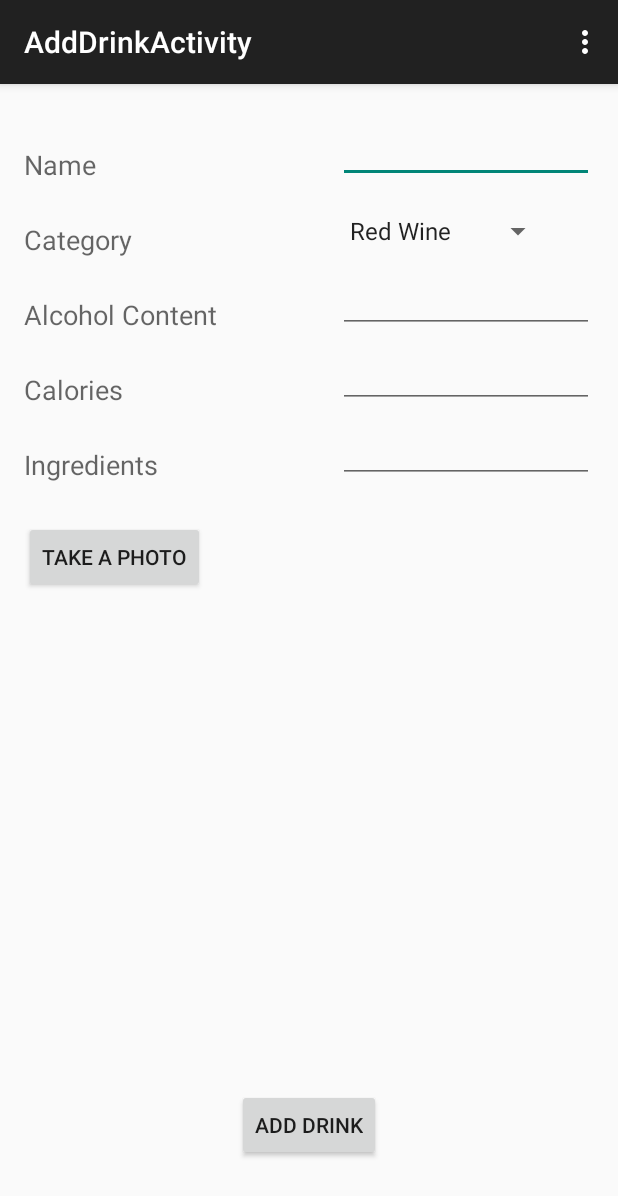
After one commit to tehDugong/BACTracker, an Android app: the AddDrinkActivity screen opened directly, with no data from a screen before it, on a phone screen of 412 x 824 dp. The commit adds this screen. Shown: the top 1196 px of the screen. Run offline under Robolectric (Android 15) with nearby library versions, the phone set to English and light mode, and no system bars.

Commit message:
basic add drink, not database

```diff
--- a/mobile/src/main/AndroidManifest.xml
+++ b/mobile/src/main/AndroidManifest.xml
@@ -9,24 +9,21 @@
         android:theme="@style/AppTheme" >
         <activity
             android:name=".PhoneActivity"
-            android:label="@string/app_name"
-            android:theme="@style/Theme.AppCompat.NoActionBar">
+            android:label="@string/app_name" >
             <intent-filter>
                 <action android:name="android.intent.action.MAIN" />
 
                 <category android:name="android.intent.category.LAUNCHER" />
             </intent-filter>
         </activity>
-
         <activity
             android:name=".DBActivity"
-            android:label="@string/app_name">
+            android:label="@string/app_name" >
             <intent-filter>
                 <action android:name="android.intent.action.MAIN" />
 
                 <category android:name="android.intent.category.LAUNCHER" />
             </intent-filter>
-
         </activity>
 
         <service
@@ -41,12 +38,13 @@
         <activity
             android:name=".ProfilePressedActivity"
             android:label="@string/title_activity_profile_pressed"
-            android:theme="@style/Theme.AppCompat.NoActionBar">
+            android:theme="@style/Theme.AppCompat.NoActionBar" >
         </activity>
-
-
-
-        <activity android:name=".DrinkInfo"></activity>
+        <activity android:name=".DrinkInfo" />
+        <activity
+            android:name=".AddDrinkActivity"
+            android:label="@string/title_activity_add_drink" >
+        </activity>
     </application>
 
 </manifest>
--- /dev/null
+++ b/mobile/src/main/java/org/cs160/bactracker/AddDrinkActivity.java
@@ -0,0 +1,70 @@
+package org.cs160.bactracker;
+
+import android.content.Intent;
+import android.support.v7.app.ActionBarActivity;
+import android.os.Bundle;
+import android.util.Log;
+import android.view.Menu;
+import android.view.MenuItem;
+import android.view.View;
+import android.widget.EditText;
+import android.widget.Spinner;
+
+
+public class AddDrinkActivity extends ActionBarActivity {
+
+    private EditText drink_name;
+    private EditText drink_alcohol;
+    private EditText drink_calories;
+    private EditText drink_ingredients;
+
+    public String TAG = "addDrink";
+
+
+    @Override
+    protected void onCreate(Bundle savedInstanceState) {
+        super.onCreate(savedInstanceState);
+        setContentView(R.layout.activity_add_drink);
+    }
+
+    @Override
+    public boolean onCreateOptionsMenu(Menu menu) {
+        // Inflate the menu; this adds items to the action bar if it is present.
+        getMenuInflater().inflate(R.menu.menu_add_drink, menu);
+        return true;
+    }
+
+    @Override
+    public boolean onOptionsItemSelected(MenuItem item) {
+        // Handle action bar item clicks here. The action bar will
+        // automatically handle clicks on the Home/Up button, so long
+        // as you specify a parent activity in AndroidManifest.xml.
+        int id = item.getItemId();
+
+        //noinspection SimplifiableIfStatement
+        if (id == R.id.action_settings) {
+            return true;
+        }
+
+        return super.onOptionsItemSelected(item);
+    }
+
+    public void addDrinkPressed(View view){
+        drink_name = (EditText) findViewById(R.id.drink_name);
+        drink_alcohol = (EditText) findViewById(R.id.drink_alcohol);
+        drink_calories = (EditText) findViewById(R.id.drink_calories);
+        drink_ingredients = (EditText) findViewById(R.id.drink_ingredients);
+        Spinner drink_category = (Spinner) findViewById(R.id.drink_category);
+        String spinVal = String.valueOf(drink_category.getSelectedItem());
+
+        Log.d("TAG", drink_name.getText().toString());
+        Log.d("TAG", drink_alcohol.getText().toString());
+        Log.d("TAG", drink_calories.getText().toString());
+        Log.d("TAG", drink_ingredients.getText().toString());
+        Log.d("TAG", spinVal);
+
+        Intent intent = new Intent(this, DBActivity.class);
+        startActivity(intent);
+
+    }
+}
--- a/mobile/src/main/java/org/cs160/bactracker/DBActivity.java
+++ b/mobile/src/main/java/org/cs160/bactracker/DBActivity.java
@@ -89,7 +89,7 @@ public class DBActivity extends Activity {
 //        myDB.insertRow("Red Wine", 1, 1.1, "Wine", "Red Wine Ingredients");
 //        myDB.insertRow("White Wine", 2 , 2.2, "Wine", "White Wine Ingredients");
         myDB.insertRow("Red Wine", 1.1 , 1, "Red Wine Ingredients");
-        myDB.insertRow("White Wine", 2.2 , 2, "White Wine Ingredients");
+        myDB.insertRow("White Wine", 2.2, 2, "White Wine Ingredients");
     }
 
     @Override
@@ -117,4 +117,9 @@ public class DBActivity extends Activity {
     public void queryDatabase(SQLiteDatabase db){
 
     }
+
+    public void addDrinkPressed(View view) {
+        Intent intent = new Intent(this, AddDrinkActivity.class);
+        startActivity(intent);
+    }
 }
--- /dev/null
+++ b/mobile/src/main/res/layout/activity_add_drink.xml
@@ -0,0 +1,120 @@
+<RelativeLayout xmlns:android="http://schemas.android.com/apk/res/android"
+    xmlns:tools="http://schemas.android.com/tools" android:layout_width="match_parent"
+    android:layout_height="match_parent" android:paddingLeft="@dimen/activity_horizontal_margin"
+    android:paddingRight="@dimen/activity_horizontal_margin"
+    android:paddingTop="@dimen/activity_vertical_margin"
+    android:paddingBottom="@dimen/activity_vertical_margin"
+    tools:context="org.cs160.bactracker.AddDrinkActivity">
+
+
+    <TextView
+        android:layout_width="wrap_content"
+        android:layout_height="wrap_content"
+        android:textAppearance="?android:attr/textAppearanceMedium"
+        android:text="Name"
+        android:id="@+id/name_text"
+        android:layout_marginTop="25dp"
+        android:layout_alignParentTop="true"/>
+
+    <TextView
+        android:layout_width="wrap_content"
+        android:layout_height="wrap_content"
+        android:textAppearance="?android:attr/textAppearanceMedium"
+        android:text="Category"
+        android:id="@+id/category_text"
+        android:layout_marginTop="25dp"
+        android:layout_below="@+id/drink_name"/>
+
+    <TextView
+        android:layout_width="wrap_content"
+        android:layout_height="wrap_content"
+        android:textAppearance="?android:attr/textAppearanceMedium"
+        android:text="Alcohol Content"
+        android:id="@+id/alcohol_text"
+        android:layout_below="@+id/category_text"
+        android:layout_alignParentStart="true"
+        android:layout_marginTop="25dp" />
+
+    <TextView
+        android:layout_width="wrap_content"
+        android:layout_height="wrap_content"
+        android:textAppearance="?android:attr/textAppearanceMedium"
+        android:text="Calories"
+        android:id="@+id/calories_text"
+        android:layout_below="@+id/alcohol_text"
+        android:layout_alignStart="@+id/category_text"
+        android:layout_marginTop="25dp"/>
+
+    <TextView
+        android:layout_width="wrap_content"
+        android:layout_height="wrap_content"
+        android:textAppearance="?android:attr/textAppearanceMedium"
+        android:text="Ingredients"
+        android:id="@+id/ingredients_text"
+        android:layout_marginTop="25dp"
+        android:layout_below="@+id/calories_text"
+        android:layout_alignStart="@+id/category_text" />
+
+    <Button
+        android:layout_width="wrap_content"
+        android:layout_height="wrap_content"
+        android:text="Take A Photo"
+        android:id="@+id/button"
+        android:layout_marginTop="25dp"
+        android:layout_below="@+id/ingredients_text"
+        android:layout_alignParentStart="true" />
+
+    <EditText
+        android:layout_width="wrap_content"
+        android:layout_height="wrap_content"
+        android:ems="8"
+        android:id="@+id/drink_name"
+        android:layout_alignBottom="@+id/name_text"
+        android:layout_alignParentEnd="true" />
+
+    <Spinner
+        android:layout_width="wrap_content"
+        android:layout_height="wrap_content"
+        android:id="@+id/drink_category"
+        android:entries="@array/categories_spinner"
+        android:spinnerMode="dropdown"
+        android:layout_below="@+id/name_text"
+        android:layout_alignStart="@+id/drink_alcohol"
+        android:layout_marginTop="20dp"/>
+
+    <EditText
+        android:layout_width="wrap_content"
+        android:layout_height="wrap_content"
+        android:inputType="number"
+        android:ems="8"
+        android:id="@+id/drink_alcohol"
+        android:layout_above="@+id/calories_text"
+        android:layout_alignStart="@+id/drink_name" />
+
+    <EditText
+        android:layout_width="wrap_content"
+        android:layout_height="wrap_content"
+        android:inputType="number"
+        android:ems="8"
+        android:id="@+id/drink_calories"
+        android:layout_above="@+id/ingredients_text"
+        android:layout_alignStart="@+id/drink_name" />
+
+    <EditText
+        android:layout_width="wrap_content"
+        android:layout_height="wrap_content"
+        android:ems="8"
+        android:id="@+id/drink_ingredients"
+        android:layout_alignBottom="@+id/ingredients_text"
+        android:layout_alignStart="@+id/drink_calories" />
+
+    <Button
+        android:layout_width="wrap_content"
+        android:layout_height="wrap_content"
+        android:text="Add Drink"
+        android:id="@+id/addDrink_button"
+        android:onClick="addDrinkPressed"
+        android:layout_alignParentBottom="true"
+        android:layout_centerHorizontal="true"
+        android:layout_marginBottom="34dp" />
+</RelativeLayout>
--- a/mobile/src/main/res/layout/activity_db.xml
+++ b/mobile/src/main/res/layout/activity_db.xml
@@ -6,11 +6,22 @@
     android:paddingBottom="@dimen/activity_vertical_margin" tools:context=".MainActivity">
 
 
+    <Button
+        android:layout_width="wrap_content"
+        android:layout_height="wrap_content"
+        android:text="Add a New Drink"
+        android:id="@+id/addDrink_button"
+        android:layout_alignParentTop="true"
+        android:layout_alignParentStart="true"
+        android:onClick="addDrinkPressed"/>
+
     <ListView
         android:layout_width="wrap_content"
         android:layout_height="wrap_content"
         android:id="@+id/listView"
         android:layout_gravity="bottom"
-        android:layout_weight="1" />
+        android:layout_weight="1"
+        android:layout_below="@+id/addDrink_button"
+        android:layout_alignParentStart="true" />
 
 </RelativeLayout>
--- /dev/null
+++ b/mobile/src/main/res/menu/menu_add_drink.xml
@@ -0,0 +1,7 @@
+<menu xmlns:android="http://schemas.android.com/apk/res/android"
+    xmlns:app="http://schemas.android.com/apk/res-auto"
+    xmlns:tools="http://schemas.android.com/tools"
+    tools:context="org.cs160.bactracker.AddDrinkActivity">
+    <item android:id="@+id/action_settings" android:title="@string/action_settings"
+        android:orderInCategory="100" app:showAsAction="never" />
+</menu>
--- a/mobile/src/main/res/values/strings.xml
+++ b/mobile/src/main/res/values/strings.xml
@@ -4,4 +4,11 @@
     <string name="hello_world">Hello world!</string>
     <string name="action_settings">Settings</string>
     <string name="title_activity_profile_pressed">ProfilePressedActivity</string>
+    <string name="title_activity_add_drink">AddDrinkActivity</string>
+    <string-array name="categories_spinner">
+        <item>Red Wine</item>
+        <item>White Wine</item>
+        <item>Beer</item>
+    </string-array>
+
 </resources>
```
Also changed, not shown: 2 other files.
